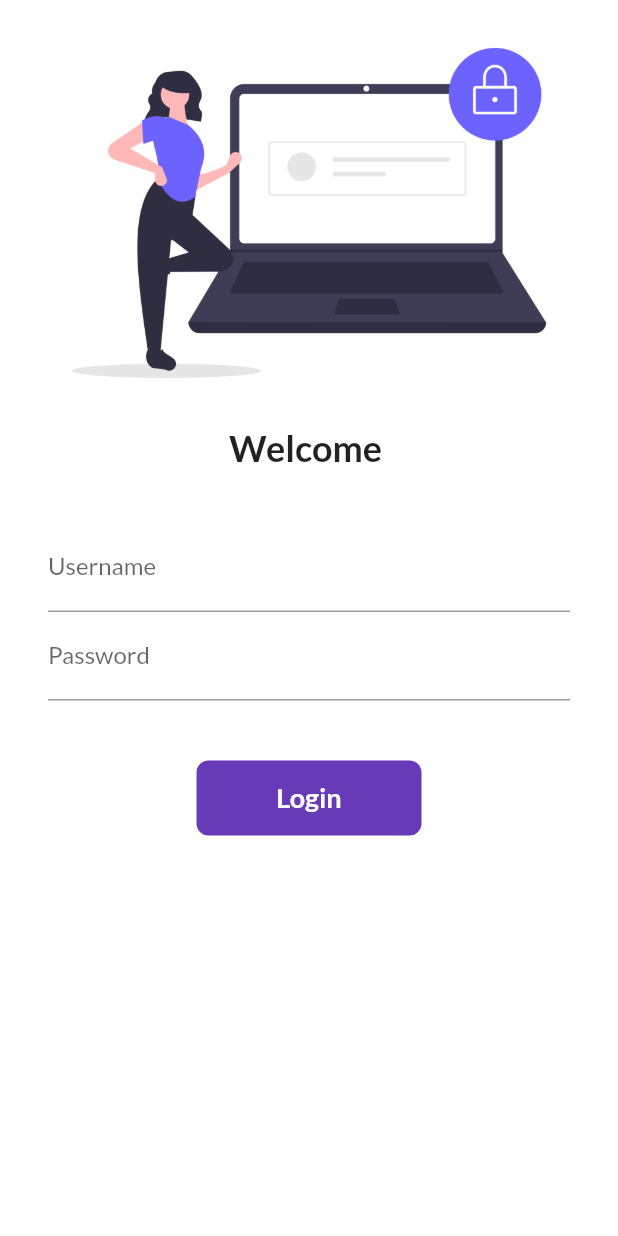
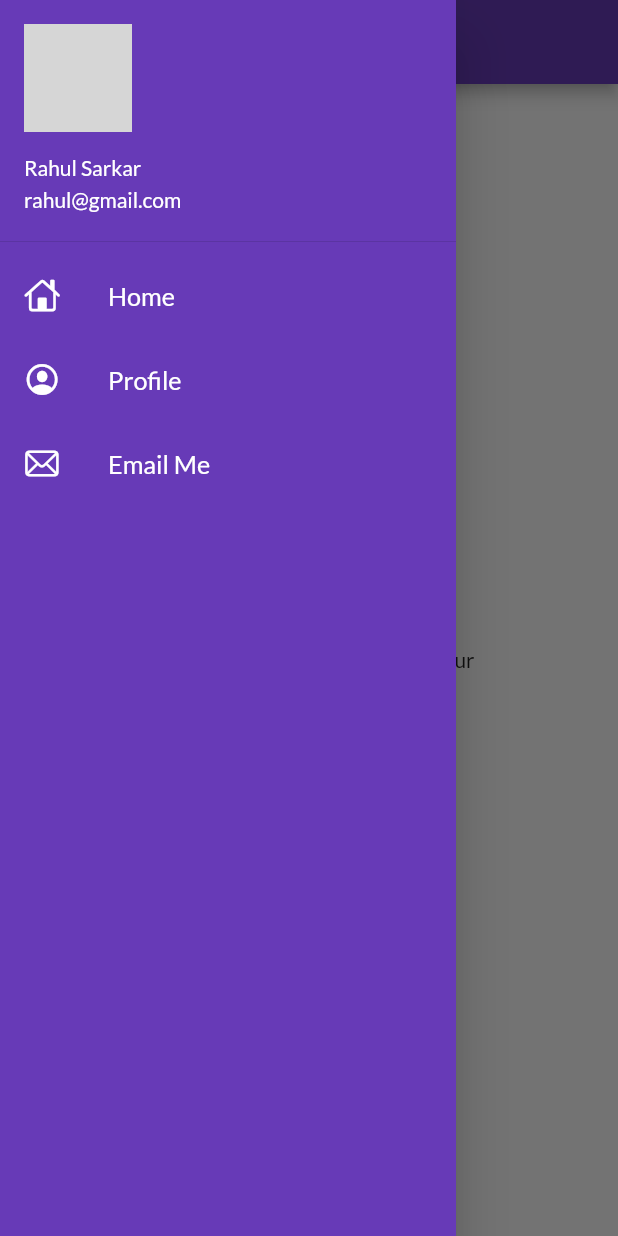
Before and after one commit to rahul-jpg/30DaysOfFlutter, a Flutter app: the screen it shows after launch, with the side drawer open (before the commit the screen has no drawer), on a phone screen of 412 x 824 dp. Run offline on Flutter 3.47's test engine with Material 2 defaults, Android fonts, the phone set to English and light mode, and no system bars; our stand-ins replace google_fonts; network calls fail; grey boxes are pictures that could not be loaded.

Commit message:
day 8 completed

```diff
--- a/lib/main.dart
+++ b/lib/main.dart
@@ -20,7 +20,8 @@ class MyApp extends StatelessWidget {
           primarySwatch: Colors.deepPurple,
           fontFamily: GoogleFonts.lato().fontFamily),
       darkTheme: ThemeData(brightness: Brightness.dark),
-      initialRoute: "/",
+      debugShowCheckedModeBanner: false,
+      initialRoute: "/home",
       routes: {
         "/": (context) => const LoginPage(),
         MyRoutes.homeRoute: (context) => const HomePage(),
--- a/lib/pages/home_page.dart
+++ b/lib/pages/home_page.dart
@@ -1,3 +1,4 @@
+import 'package:first_flutter_app/widgets/drawer.dart';
 import 'package:flutter/material.dart';
 
 class HomePage extends StatelessWidget {
@@ -11,9 +12,7 @@ class HomePage extends StatelessWidget {
         title: const Text("Catalog"),
       ),
       body: Center(child: Text("welcome to $days of flutter by $name")),
-      drawer: const Drawer(
-        child: Text("dksjfs"),
-      ),
+      drawer: const MyDrawer(),
     );
   }
 }
--- /dev/null
+++ b/lib/widgets/drawer.dart
@@ -0,0 +1,58 @@
+import 'package:flutter/cupertino.dart';
+import 'package:flutter/material.dart';
+
+class MyDrawer extends StatelessWidget {
+  const MyDrawer({super.key});
+
+  @override
+  Widget build(BuildContext context) {
+    final imageUrl =
+        "https://cdn.icon-icons.com/icons2/2468/PNG/512/user_kids_avatar_user_profile_icon_149314.png";
+    return Drawer(
+      child: Container(
+        color: Colors.deepPurple,
+        child: ListView(
+          padding: EdgeInsets.zero,
+          children: [
+            DrawerHeader(
+              padding: EdgeInsets.zero,
+              child: UserAccountsDrawerHeader(
+                margin: EdgeInsets.zero,
+                accountName: const Text("Rahul Sarkar"),
+                accountEmail: const Text("rahul@gmail.com"),
+                currentAccountPicture: CircleAvatar(
+                  backgroundImage: NetworkImage(imageUrl),
+                ),
+              ),
+            ),
+            const ListTile(
+              leading: Icon(CupertinoIcons.home, color: Colors.white),
+              title: Text(
+                "Home",
+                textScaleFactor: 1.2,
+                style: TextStyle(color: Colors.white),
+              ),
+            ),
+            const ListTile(
+              leading:
+                  Icon(CupertinoIcons.profile_circled, color: Colors.white),
+              title: Text(
+                "Profile",
+                textScaleFactor: 1.2,
+                style: TextStyle(color: Colors.white),
+              ),
+            ),
+            const ListTile(
+              leading: Icon(CupertinoIcons.mail, color: Colors.white),
+              title: Text(
+                "Email Me",
+                textScaleFactor: 1.2,
+                style: TextStyle(color: Colors.white),
+              ),
+            )
+          ],
+        ),
+      ),
+    );
+  }
+}
```
